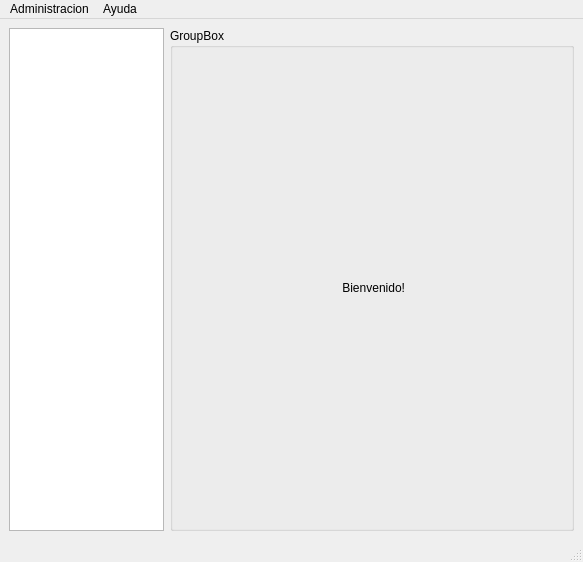
First picture: the form in src/ui/mainwin.ui, repository leosmolas/conotels, before the edit.
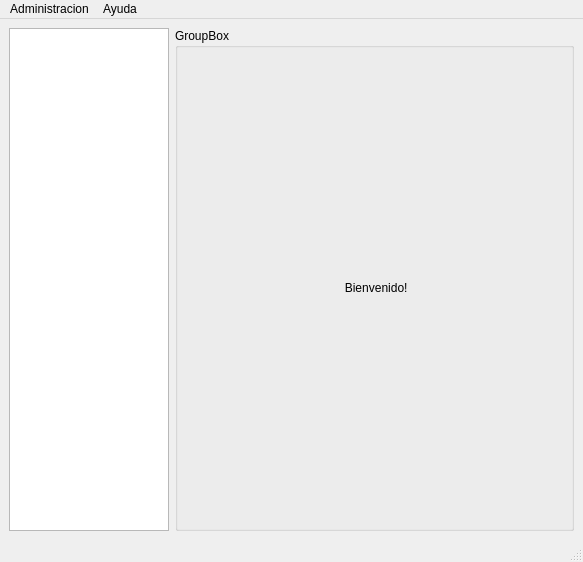
Second picture: the form after the edit.

What changed in the file:
```diff
--- a/src/ui/mainwin.ui
+++ b/src/ui/mainwin.ui
@@ -21,7 +21,7 @@
        <widget class="QListWidget" name="options">
         <property name="maximumSize">
          <size>
-          <width>155</width>
+          <width>160</width>
           <height>16777215</height>
          </size>
         </property>
```
Left out of the diff: 2 changed lines with no effect on the pictures.
